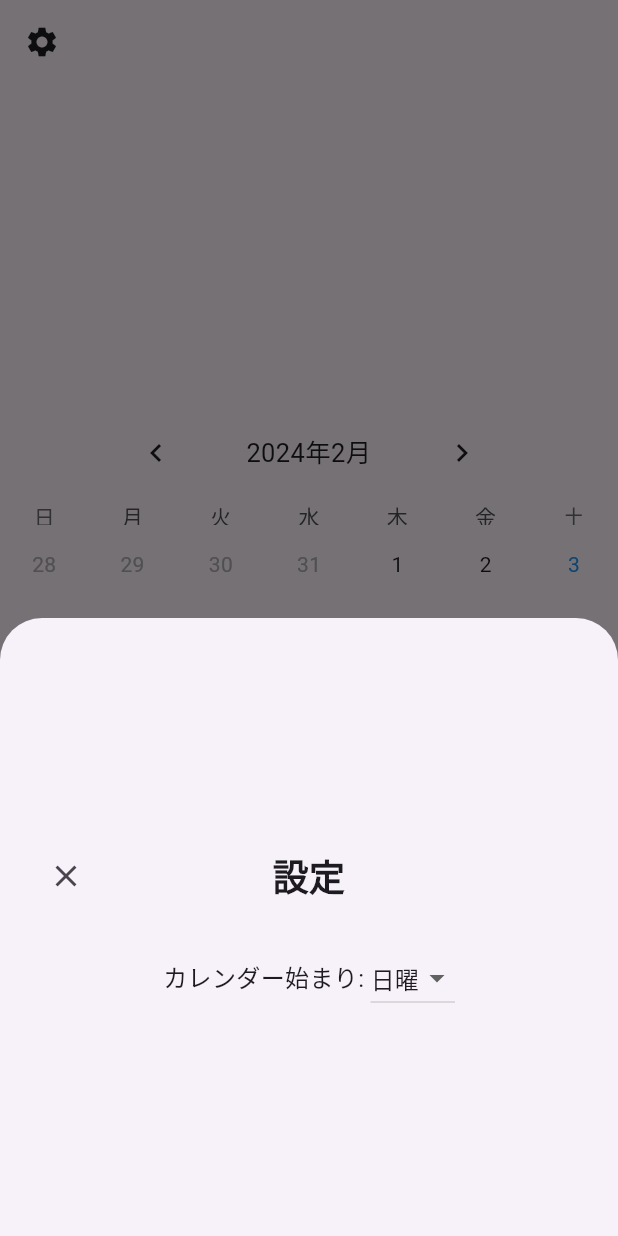
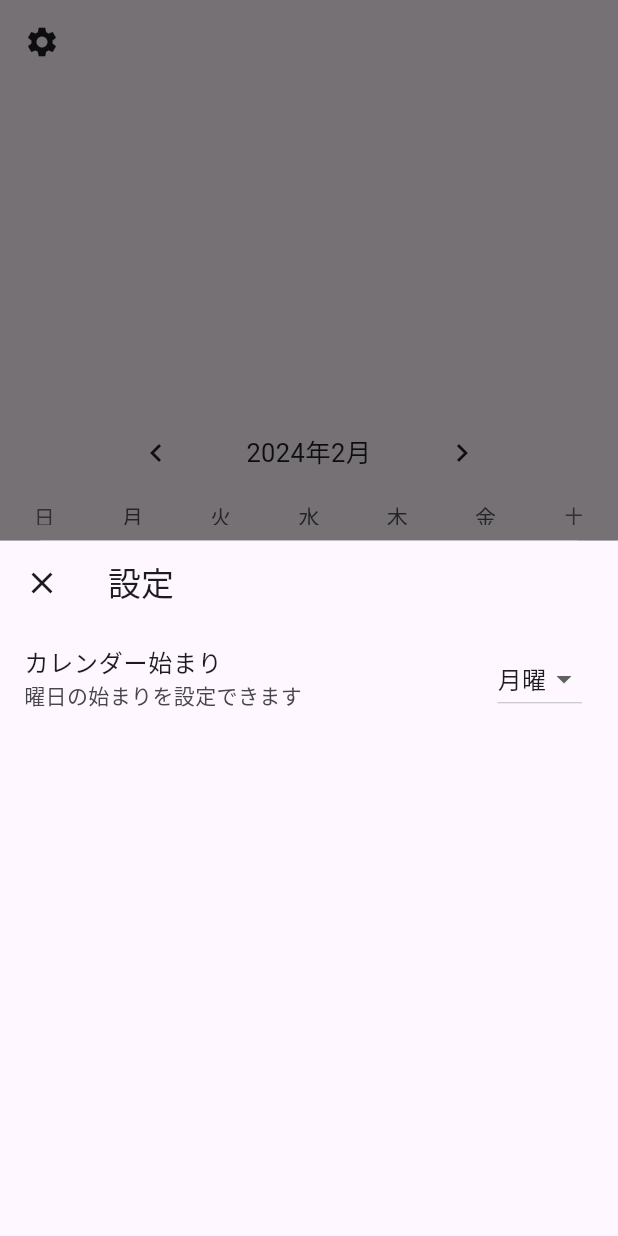
Before and after one commit to c22349/joint_cost, a Flutter app: the screen it shows after launch, after a tap on the "settings" icon, on a phone screen of 412 x 824 dp. Run offline on Flutter 3.47's test engine with Material 3 defaults, Android fonts, the phone set to English and light mode, and no system bars; drawn by our look-alikes of table_calendar; our stand-ins replace shared_preferences.

Commit message:
Add setting files

```diff
--- /dev/null
+++ b/devtools_options.yaml
@@ -0,0 +1 @@
+extensions:
--- a/lib/main.dart
+++ b/lib/main.dart
@@ -1,6 +1,8 @@
 import 'package:flutter/material.dart';
 import 'package:table_calendar/table_calendar.dart';
 import 'package:intl/date_symbol_data_local.dart';
+import "package:joint_cost/viewmodel/setting_model.dart";
+import 'package:joint_cost/view/settings.dart';
 
 void main() {
   initializeDateFormatting('ja').then((_) => runApp(const MyApp()));
@@ -33,88 +35,18 @@ class _MyHomePageState extends State<MyHomePage> {
   DateTime _focusedDay = DateTime.now();
   StartingDayOfWeek _startingDayOfWeek = StartingDayOfWeek.sunday; // 初期設定は日曜日
 
-  void _showSettingsPanel() {
-    showModalBottomSheet(
-      context: context,
-      isScrollControlled: true,
-      builder: (context) {
-        return FractionallySizedBox(
-          heightFactor: 0.5, //設定画面高さ
-          child: Center(
-            child: Container(
-              padding: EdgeInsets.all(20),
-              child: Column(
-                mainAxisSize: MainAxisSize.min,
-                children: <Widget>[
-                  Row(
-                    children: [
-                      IconButton(
-                        icon: Icon(Icons.close),
-                        onPressed: () => Navigator.pop(context),
-                      ),
-                      Expanded(
-                        child: Text(
-                          '設定',
-                          textAlign: TextAlign.center,
-                          style: TextStyle(
-                              fontSize: 24, fontWeight: FontWeight.bold),
-                        ),
-                      ),
-                      Opacity(
-                        opacity: 0.0,
-                        child: IconButton(
-                          icon: Icon(Icons.close),
-                          onPressed: null,
-                        ),
-                      ),
-                    ],
-                  ),
-                  SizedBox(height: 20),
-                  Row(
-                    mainAxisAlignment: MainAxisAlignment.center,
-                    children: [
-                      Text(
-                        'カレンダー始まり: ',
-                        style: TextStyle(fontSize: 16),
-                      ),
-                      DropdownButton<StartingDayOfWeek>(
-                        value: _startingDayOfWeek,
-                        onChanged: (StartingDayOfWeek? newValue) {
-                          if (newValue != null) {
-                            setState(() {
-                              _startingDayOfWeek = newValue;
-                            });
-                          }
-                        },
-                        items: [
-                          DropdownMenuItem<StartingDayOfWeek>(
-                            value: StartingDayOfWeek.sunday,
-                            child: Text('日曜'),
-                          ),
-                          DropdownMenuItem<StartingDayOfWeek>(
-                            value: StartingDayOfWeek.monday,
-                            child: Text('月曜'),
-                          ),
-                        ],
-                      ),
-                    ],
-                  ),
-                ],
-              ),
-            ),
-          ),
-        );
-      },
-    );
-  }
-
   @override
   Widget build(BuildContext context) {
     return Scaffold(
       appBar: AppBar(
         leading: IconButton(
           icon: const Icon(Icons.settings),
-          onPressed: _showSettingsPanel, // 歯車マークをタップした時の処理を更新
+          onPressed: () {
+            showModalBottomSheet(
+              context: context,
+              builder: (context) => const SettingPage(),
+            );
+          },
         ),
         title: Text(widget.title),
       ),
--- /dev/null
+++ b/lib/view/settings.dart
@@ -0,0 +1,53 @@
+import "package:flutter/material.dart";
+import "package:provider/provider.dart";
+import "package:joint_cost/viewmodel/setting_model.dart";
+
+class SettingPage extends StatelessWidget {
+  const SettingPage({super.key});
+  @override
+  Widget build(BuildContext context) {
+    return ChangeNotifierProvider<SettingModel>(
+      create: (_) => SettingModel()..getSetting(),
+      child: Scaffold(
+        body: Consumer(
+          builder: (
+            BuildContext context,
+            SettingModel model,
+            Widget? child,
+          ) =>
+              ListView(
+            children: [
+              AppBar(
+                title: const Text("設定"),
+                leading: IconButton(
+                  icon: const Icon(Icons.close),
+                  onPressed: () => Navigator.of(context).pop(),
+                ),
+              ),
+              ListTile(
+                title: const Text("カレンダー始まり"),
+                subtitle: const Text("曜日の始まりを設定できます"),
+                trailing: DropdownButton<String>(
+                  value: model.startPageA ? "日曜" : "月曜",
+                  onChanged: (String? newValue) {
+                    if (newValue != null) {
+                      model.setStartPageA(newValue == "日曜");
+                      debugPrint(newValue);
+                    }
+                  },
+                  items: <String>["日曜", "月曜"]
+                      .map<DropdownMenuItem<String>>((String value) {
+                    return DropdownMenuItem<String>(
+                      value: value,
+                      child: Text(value),
+                    );
+                  }).toList(),
+                ),
+              ),
+            ],
+          ),
+        ),
+      ),
+    );
+  }
+}
--- /dev/null
+++ b/lib/viewmodel/setting_model.dart
@@ -0,0 +1,22 @@
+import "package:flutter/material.dart";
+import "package:shared_preferences/shared_preferences.dart";
+
+class SettingModel with ChangeNotifier {
+  // 初期値
+  bool _startPageA = true;
+  bool get startPageA => _startPageA;
+
+  Future<void> getSetting() async {
+    final prefs = await SharedPreferences.getInstance();
+    final startPageAValue = prefs.getBool("startPageA") ?? false;
+    _startPageA = startPageAValue;
+    notifyListeners();
+  }
+
+  Future<void> setStartPageA(bool value) async {
+    final prefs = await SharedPreferences.getInstance();
+    await prefs.setBool("startPageA", value);
+    _startPageA = value;
+    notifyListeners();
+  }
+}
--- a/pubspec.yaml
+++ b/pubspec.yaml
@@ -33,10 +33,11 @@ dependencies:
   table_calendar: ^3.0.9
   intl: ^0.18.1
 
-
   # The following adds the Cupertino Icons font to your application.
   # Use with the CupertinoIcons class for iOS style icons.
   cupertino_icons: ^1.0.2
+  shared_preferences: ^2.2.2
+  provider: ^6.1.1
 
 dev_dependencies:
   flutter_test:
```
Also changed, not shown: pubspec.lock, 10 other files.
